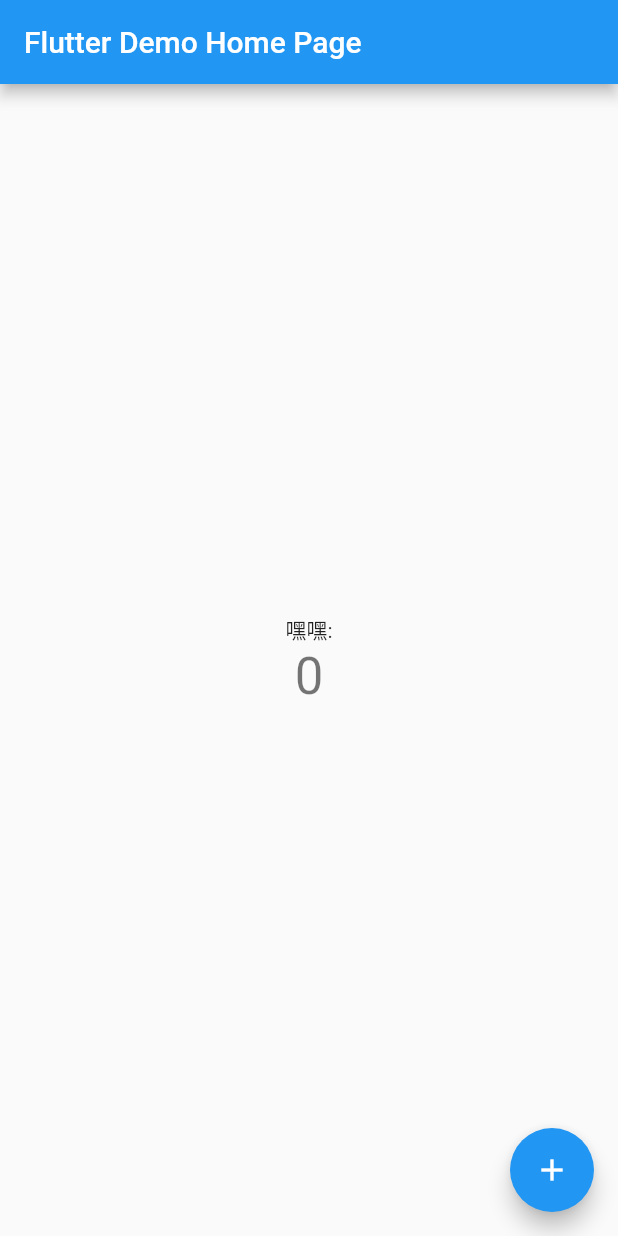
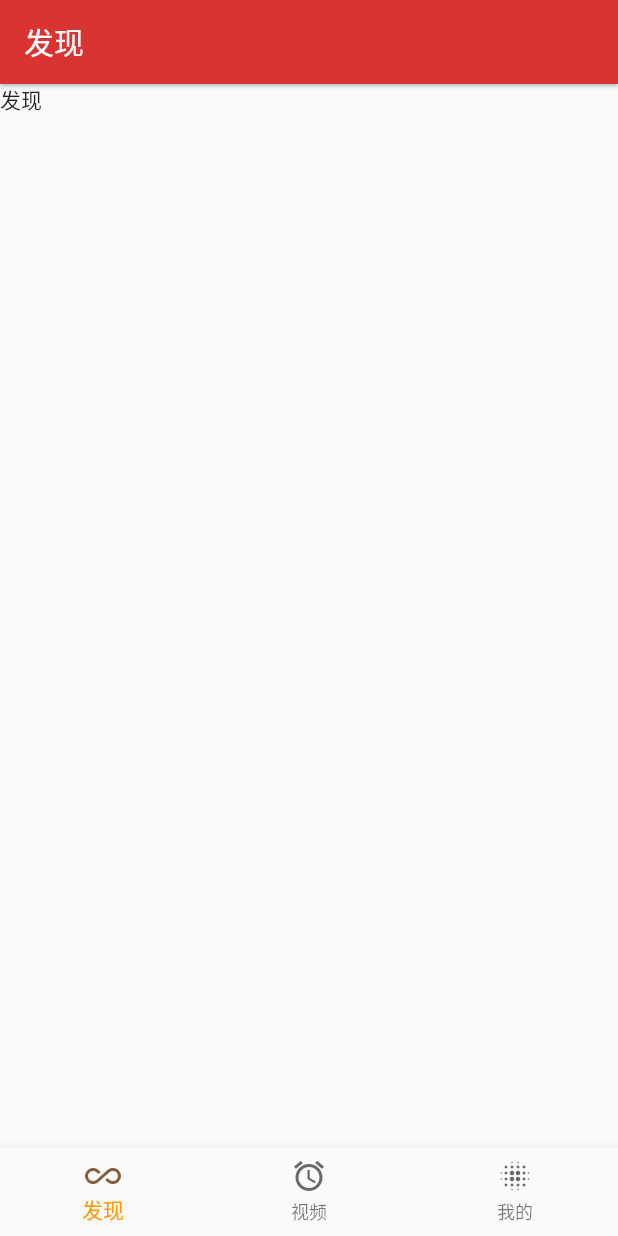
Before and after one commit to UvDream/flutter_netease_cloud_music, a Flutter app: the screen it shows after launch, on a phone screen of 412 x 824 dp. Run offline on Flutter 3.47's test engine with Material 2 defaults, Android fonts, the phone set to English and light mode, and no system bars.

Commit message:
底部构建

```diff
--- a/lib/bottom_navigation.dart
+++ b/lib/bottom_navigation.dart
@@ -0,0 +1,62 @@
+import 'package:flutter/material.dart';
+import './pages/find/find.dart';
+class BottomNavigationWidget extends StatefulWidget {
+  _BottomNavigationWidgetState createState() => _BottomNavigationWidgetState();
+}
+
+class _BottomNavigationWidgetState extends State<BottomNavigationWidget> {
+  int _currentIndex=0;
+  var appBarTitle=["发现","视频","我的"];
+  var appBarIcon=[Icons.all_inclusive,Icons.access_alarm,Icons.blur_on];
+  List<Widget> list=List();
+  // 导航栏文字选中颜色
+  Text getTabTitle(int curIndex){
+    if(curIndex==_currentIndex){
+      return new Text(appBarTitle[curIndex],
+          style: new TextStyle(fontSize: 14.0,color:const Color(0xff845F3F)));
+    }else{
+      return new Text(appBarTitle[curIndex],
+          style: new TextStyle(fontSize: 14.0, color: const Color(0xff696969)));
+    }
+  }
+
+  // 小图标改变选中颜色
+  Icon getIcon(int curIndex){
+    if(curIndex==_currentIndex){
+      return Icon(appBarIcon[curIndex],color:const Color(0xff845F3F));
+    }else{
+      return Icon(appBarIcon[curIndex],color:const Color(0xff696969));
+    }
+  }
+
+  // 初始化方法
+  @override
+  void initState() {
+    list
+      ..add(FindPage())
+      ..add(FindPage())
+      ..add(FindPage());
+    super.initState();
+  }
+  @override
+  Widget build(BuildContext context) {
+    return Scaffold(
+      body: list[_currentIndex],
+      bottomNavigationBar: BottomNavigationBar(
+        items: [
+          new BottomNavigationBarItem(icon: getIcon(0),title: getTabTitle(0)),
+          new BottomNavigationBarItem(icon: getIcon(1),title: getTabTitle(1)),
+          new BottomNavigationBarItem(icon: getIcon(2),title: getTabTitle(2)),
+        ],
+        fixedColor: Colors.orange,
+        // 高亮选项
+        currentIndex: _currentIndex,
+        onTap: (int index){
+          setState(() {
+            _currentIndex=index;
+          });
+        },
+      ),
+    );
+  }
+}
--- a/lib/main.dart
+++ b/lib/main.dart
@@ -1,5 +1,5 @@
 import 'package:flutter/material.dart';
-
+import 'bottom_navigation.dart';
 void main() => runApp(MyApp());
 
 class MyApp extends StatelessWidget {
@@ -9,103 +9,9 @@ class MyApp extends StatelessWidget {
     return MaterialApp(
       title: 'Flutter Demo',
       theme: ThemeData(
-        // This is the theme of your application.
-        //
-        // Try running your application with "flutter run". You'll see the
-        // application has a blue toolbar. Then, without quitting the app, try
-        // changing the primarySwatch below to Colors.green and then invoke
-        // "hot reload" (press "r" in the console where you ran "flutter run",
-        // or simply save your changes to "hot reload" in a Flutter IDE).
-        // Notice that the counter didn't reset back to zero; the application
-        // is not restarted.
-        primarySwatch: Colors.blue,
+        primaryColor: Color(0xffd93431),
       ),
-      home: MyHomePage(title: 'Flutter Demo Home Page'),
+      home:BottomNavigationWidget(),
     );
   }
 }
-
-class MyHomePage extends StatefulWidget {
-  MyHomePage({Key key, this.title}) : super(key: key);
-
-  // This widget is the home page of your application. It is stateful, meaning
-  // that it has a State object (defined below) that contains fields that affect
-  // how it looks.
-
-  // This class is the configuration for the state. It holds the values (in this
-  // case the title) provided by the parent (in this case the App widget) and
-  // used by the build method of the State. Fields in a Widget subclass are
-  // always marked "final".
-
-  final String title;
-
-  @override
-  _MyHomePageState createState() => _MyHomePageState();
-}
-
-class _MyHomePageState extends State<MyHomePage> {
-  int _counter = 0;
-
-  void _incrementCounter() {
-    setState(() {
-      // This call to setState tells the Flutter framework that something has
-      // changed in this State, which causes it to rerun the build method below
-      // so that the display can reflect the updated values. If we changed
-      // _counter without calling setState(), then the build method would not be
-      // called again, and so nothing would appear to happen.
-      _counter++;
-    });
-  }
-
-  @override
-  Widget build(BuildContext context) {
-    // This method is rerun every time setState is called, for instance as done
-    // by the _incrementCounter method above.
-    //
-    // The Flutter framework has been optimized to make rerunning build methods
-    // fast, so that you can just rebuild anything that needs updating rather
-    // than having to individually change instances of widgets.
-    return Scaffold(
-      appBar: AppBar(
-        // Here we take the value from the MyHomePage object that was created by
-        // the App.build method, and use it to set our appbar title.
-        title: Text(widget.title),
-      ),
-      body: Center(
-        // Center is a layout widget. It takes a single child and positions it
-        // in the middle of the parent.
-        child: Column(
-          // Column is also layout widget. It takes a list of children and
-          // arranges them vertically. By default, it sizes itself to fit its
-          // children horizontally, and tries to be as tall as its parent.
-          //
-          // Invoke "debug painting" (press "p" in the console, choose the
-          // "Toggle Debug Paint" action from the Flutter Inspector in Android
-          // Studio, or the "Toggle Debug Paint" command in Visual Studio Code)
-          // to see the wireframe for each widget.
-          //
-          // Column has various properties to control how it sizes itself and
-          // how it positions its children. Here we use mainAxisAlignment to
-          // center the children vertically; the main axis here is the vertical
-          // axis because Columns are vertical (the cross axis would be
-          // horizontal).
-          mainAxisAlignment: MainAxisAlignment.center,
-          children: <Widget>[
-            Text(
-              '嘿嘿:',
-            ),
-            Text(
-              '$_counter',
-              style: Theme.of(context).textTheme.display1,
-            ),
-          ],
-        ),
-      ),
-      floatingActionButton: FloatingActionButton(
-        onPressed: _incrementCounter,
-        tooltip: 'Increment',
-        child: Icon(Icons.add),
-      ), // This trailing comma makes auto-formatting nicer for build methods.
-    );
-  }
-}
--- a/lib/pages/find/find.dart
+++ b/lib/pages/find/find.dart
@@ -0,0 +1,14 @@
+import 'package:flutter/material.dart';
+
+class FindPage extends StatelessWidget {
+  @override
+  Widget build(BuildContext context) {
+    return Scaffold(
+      appBar: AppBar(
+        title:Text("发现"),
+        elevation: 1,
+      ),
+      body: Text("发现"),
+    );
+  }
+}
```
Also changed, not shown: 1 other file.
